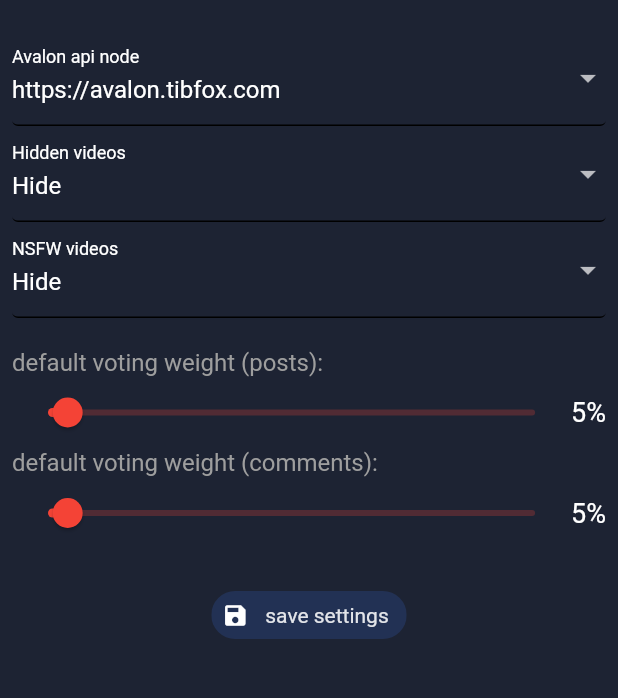
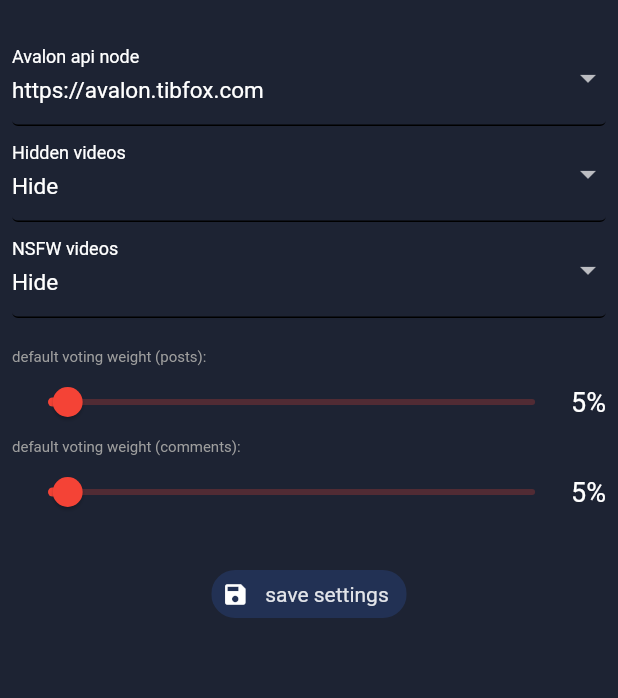
Before and after one commit to dtube/DTubeGo, a Flutter app: the SettingsPage screen opened directly, on a phone screen of 412 x 824 dp, the part 81-779 px from its top. Run offline on Flutter 3.47's test engine with Material 2 defaults, Android fonts, the phone set to English and light mode, and no system bars; drawn by our look-alikes of syncfusion_flutter_sliders; our stand-ins replace another_flushbar, better_player, bloc, cached_network_image, dio, equatable and 10 more; missing offline and left inert: bs58, bs58check, ecdsa, elliptic, video_compress, youtube_explode_dart; accounts and stored records are empty; network calls fail.

Commit message:
changed themedata to more suitable fonts + started to integrate the textthemes in major parts of the app

```diff
--- a/lib/style/ThemeData.dart
+++ b/lib/style/ThemeData.dart
@@ -5,6 +5,8 @@ Color globalRed = Color.fromRGBO(240, 26, 48, 1);
 Color globalAlmostWhite = Color.fromRGBO(230, 230, 230, 1);
 Color globalAlmostBlack = Color.fromRGBO(29, 35, 51, 1);
 Color globalBGColor = Color.fromRGBO(29, 35, 51, 1);
+
+Color globalTextColor = Colors.white;
 
 final ThemeData dtubeDarkTheme = ThemeData(
   primarySwatch: MaterialColor(4280361249, {
@@ -33,7 +35,7 @@ final ThemeData dtubeDarkTheme = ThemeData(
   highlightColor: Color(0x40cccccc),
   splashColor: Color(0x40cccccc),
   selectedRowColor: Color(0xfff5f5f5),
-  unselectedWidgetColor: Color(0xb3ffffff),
+  unselectedWidgetColor: globalTextColor,
   disabledColor: Color(0x4dffffff),
   buttonColor: Color(0xff223153),
   toggleableActiveColor: Color(0xffef192f),
@@ -76,89 +78,89 @@ final ThemeData dtubeDarkTheme = ThemeData(
       surface: Color(0xff424242),
       background: Color(0xff616161),
       error: Color(0xffd32f2f),
-      onPrimary: Color(0xffffffff),
+      onPrimary: globalTextColor,
       onSecondary: Color(0xff000000),
-      onSurface: Color(0xffffffff),
-      onBackground: Color(0xffffffff),
+      onSurface: globalTextColor,
+      onBackground: globalTextColor,
       onError: Color(0xff000000),
       brightness: Brightness.dark,
     ),
   ),
   textTheme: TextTheme(
     headline1: TextStyle(
-      color: Color(0xb3ffffff),
-      fontSize: 96.0,
+      color: globalTextColor,
+      fontSize: 25.0,
       fontWeight: FontWeight.w300,
       fontStyle: FontStyle.normal,
     ),
     headline2: TextStyle(
-      color: Color(0xb3ffffff),
-      fontSize: 60.0,
+      color: globalTextColor,
+      fontSize: 23.0,
       fontWeight: FontWeight.w300,
       fontStyle: FontStyle.normal,
     ),
     headline3: TextStyle(
-      color: Color(0xb3ffffff),
-      fontSize: 48.0,
+      color: globalTextColor,
+      fontSize: 21.0,
       fontWeight: FontWeight.w400,
       fontStyle: FontStyle.normal,
     ),
     headline4: TextStyle(
-      color: Color(0xb3ffffff),
-      fontSize: 34.0,
+      color: globalTextColor,
+      fontSize: 20.0,
       fontWeight: FontWeight.w400,
       fontStyle: FontStyle.normal,
     ),
     headline5: TextStyle(
-      color: Color(0xffffffff),
-      fontSize: 24.0,
+      color: globalTextColor,
+      fontSize: 15.0,
       fontWeight: FontWeight.w400,
       fontStyle: FontStyle.normal,
     ),
     headline6: TextStyle(
-      color: Color(0xffffffff),
-      fontSize: 20.0,
+      color: globalTextColor,
+      fontSize: 10.0,
       fontWeight: FontWeight.w500,
       fontStyle: FontStyle.normal,
     ),
     subtitle1: TextStyle(
-      color: Color(0xffffffff),
-      fontSize: 16.0,
+      color: globalTextColor,
+      fontSize: 15.0,
       fontWeight: FontWeight.w400,
       fontStyle: FontStyle.normal,
     ),
     bodyText1: TextStyle(
-      color: Color(0xffffffff),
-      fontSize: 14.0,
+      color: globalTextColor,
+      fontSize: 15.0,
       fontWeight: FontWeight.w400,
       fontStyle: FontStyle.normal,
     ),
     bodyText2: TextStyle(
-      color: Color(0xffffffff),
-      fontSize: 16.0,
+      color: globalTextColor,
+      fontSize: 10.0,
       fontWeight: FontWeight.w400,
       fontStyle: FontStyle.normal,
     ),
     caption: TextStyle(
-      color: Color(0xb3ffffff),
+      color: globalTextColor,
       fontSize: 12.0,
       fontWeight: FontWeight.w400,
       fontStyle: FontStyle.normal,
     ),
     button: TextStyle(
-      color: Color(0xffffffff),
+      color: globalTextColor,
       fontSize: 14.0,
       fontWeight: FontWeight.w500,
       fontStyle: FontStyle.normal,
     ),
     subtitle2: TextStyle(
-      color: Color(0xffffffff),
-      fontSize: 14.0,
+      color: globalTextColor,
+      fontSize: 10.0,
       fontWeight: FontWeight.w500,
       fontStyle: FontStyle.normal,
     ),
     overline: TextStyle(
-      color: Color(0xffffffff),
+      color: globalTextColor,
       fontSize: 10.0,
       fontWeight: FontWeight.w400,
       fontStyle: FontStyle.normal,
@@ -166,79 +168,79 @@ final ThemeData dtubeDarkTheme = ThemeData(
   ),
   primaryTextTheme: TextTheme(
     headline1: TextStyle(
-      color: Color(0xb3ffffff),
-      fontSize: 96.0,
+      color: globalTextColor,
+      fontSize: 25.0,
       fontWeight: FontWeight.w300,
       fontStyle: FontStyle.normal,
     ),
     headline2: TextStyle(
-      color: Color(0xb3ffffff),
-      fontSize: 60.0,
+      color: globalTextColor,
+      fontSize: 23.0,
       fontWeight: FontWeight.w300,
       fontStyle: FontStyle.normal,
     ),
     headline3: TextStyle(
-      color: Color(0xb3ffffff),
-      fontSize: 48.0,
+      color: globalTextColor,
+      fontSize: 21.0,
       fontWeight: FontWeight.w400,
       fontStyle: FontStyle.normal,
     ),
     headline4: TextStyle(
-      color: Color(0xb3ffffff),
-      fontSize: 34.0,
+      color: globalTextColor,
+      fontSize: 20.0,
       fontWeight: FontWeight.w400,
       fontStyle: FontStyle.normal,
     ),
     headline5: TextStyle(
-      color: Color(0xffffffff),
-      fontSize: 24.0,
+      color: globalTextColor,
+      fontSize: 15.0,
       fontWeight: FontWeight.w400,
       fontStyle: FontStyle.normal,
     ),
     headline6: TextStyle(
-      color: Color(0xffffffff),
-      fontSize: 20.0,
+      color: globalTextColor,
+      fontSize: 10.0,
       fontWeight: FontWeight.w500,
       fontStyle: FontStyle.normal,
     ),
     subtitle1: TextStyle(
-      color: Color(0xffffffff),
-      fontSize: 16.0,
+      color: globalTextColor,
+      fontSize: 15.0,
       fontWeight: FontWeight.w400,
       fontStyle: FontStyle.normal,
     ),
     bodyText1: TextStyle(
-      color: Color(0xffffffff),
-      fontSize: 14.0,
+      color: globalTextColor,
+      fontSize: 15.0,
       fontWeight: FontWeight.w400,
       fontStyle: FontStyle.normal,
     ),
     bodyText2: TextStyle(
-      color: Color(0xffffffff),
-      fontSize: 16.0,
+      color: globalTextColor,
+      fontSize: 10.0,
       fontWeight: FontWeight.w400,
       fontStyle: FontStyle.normal,
     ),
     caption: TextStyle(
-      color: Color(0xb3ffffff),
+      color: globalTextColor,
       fontSize: 12.0,
       fontWeight: FontWeight.w400,
       fontStyle: FontStyle.normal,
     ),
     button: TextStyle(
-      color: Color(0xffffffff),
+      color: globalTextColor,
       fontSize: 14.0,
       fontWeight: FontWeight.w500,
       fontStyle: FontStyle.normal,
     ),
     subtitle2: TextStyle(
-      color: Color(0xffffffff),
-      fontSize: 14.0,
+      color: globalTextColor,
+      fontSize: 10.0,
       fontWeight: FontWeight.w500,
       fontStyle: FontStyle.normal,
     ),
     overline: TextStyle(
-      color: Color(0xffffffff),
+      color: globalTextColor,
       fontSize: 10.0,
       fontWeight: FontWeight.w400,
       fontStyle: FontStyle.normal,
@@ -246,79 +248,79 @@ final ThemeData dtubeDarkTheme = ThemeData(
   ),
   accentTextTheme: TextTheme(
     headline1: TextStyle(
-      color: Color(0x8a000000),
-      fontSize: 96.0,
+      color: globalTextColor,
+      fontSize: 25.0,
       fontWeight: FontWeight.w300,
       fontStyle: FontStyle.normal,
     ),
     headline2: TextStyle(
-      color: Color(0x8a000000),
-      fontSize: 60.0,
+      color: globalTextColor,
+      fontSize: 23.0,
       fontWeight: FontWeight.w300,
       fontStyle: FontStyle.normal,
     ),
     headline3: TextStyle(
-      color: Color(0x8a000000),
-      fontSize: 48.0,
+      color: globalTextColor,
+      fontSize: 21.0,
       fontWeight: FontWeight.w400,
       fontStyle: FontStyle.normal,
     ),
     headline4: TextStyle(
-      color: Color(0x8a000000),
-      fontSize: 34.0,
+      color: globalTextColor,
+      fontSize: 20.0,
       fontWeight: FontWeight.w400,
       fontStyle: FontStyle.normal,
     ),
     headline5: TextStyle(
-      color: Color(0xdd000000),
-      fontSize: 24.0,
+      color: globalTextColor,
+      fontSize: 15.0,
       fontWeight: FontWeight.w400,
       fontStyle: FontStyle.normal,
     ),
     headline6: TextStyle(
-      color: Color(0xdd000000),
-      fontSize: 20.0,
+      color: globalTextColor,
+      fontSize: 10.0,
       fontWeight: FontWeight.w500,
       fontStyle: FontStyle.normal,
     ),
     subtitle1: TextStyle(
-      color: Color(0xdd000000),
-      fontSize: 16.0,
+      color: globalTextColor,
+      fontSize: 15.0,
       fontWeight: FontWeight.w400,
       fontStyle: FontStyle.normal,
     ),
     bodyText1: TextStyle(
-      color: Color(0xdd000000),
-      fontSize: 14.0,
+      color: globalTextColor,
+      fontSize: 15.0,
       fontWeight: FontWeight.w400,
       fontStyle: FontStyle.normal,
     ),
     bodyText2: TextStyle(
-      color: Color(0xdd000000),
-      fontSize: 16.0,
+      color: globalTextColor,
+      fontSize: 10.0,
       fontWeight: FontWeight.w400,
       fontStyle: FontStyle.normal,
     ),
     caption: TextStyle(
-      color: Color(0x8a000000),
+      color: globalTextColor,
       fontSize: 12.0,
       fontWeight: FontWeight.w400,
       fontStyle: FontStyle.normal,
     ),
     button: TextStyle(
-      color: Color(0xdd000000),
+      color: globalTextColor,
       fontSize: 14.0,
       fontWeight: FontWeight.w500,
       fontStyle: FontStyle.normal,
     ),
     subtitle2: TextStyle(
-      color: Color(0xff000000),
-      fontSize: 14.0,
+      color: globalTextColor,
+      fontSize: 10.0,
       fontWeight: FontWeight.w500,
       fontStyle: FontStyle.normal,
     ),
     overline: TextStyle(
-      color: Color(0xff000000),
+      color: globalTextColor,
       fontSize: 10.0,
       fontWeight: FontWeight.w400,
       fontStyle: FontStyle.normal,
@@ -326,25 +328,25 @@ final ThemeData dtubeDarkTheme = ThemeData(
   ),
   inputDecorationTheme: InputDecorationTheme(
     labelStyle: TextStyle(
-      color: Color(0xffffffff),
+      color: globalTextColor,
       fontSize: 16.0,
       fontWeight: FontWeight.w400,
       fontStyle: FontStyle.normal,
     ),
     helperStyle: TextStyle(
-      color: Color(0xffffffff),
+      color: globalTextColor,
       fontSize: 16.0,
       fontWeight: FontWeight.w400,
       fontStyle: FontStyle.normal,
     ),
     hintStyle: TextStyle(
-      color: Color(0xffffffff),
+      color: globalTextColor,
       fontSize: 16.0,
       fontWeight: FontWeight.w400,
       fontStyle: FontStyle.normal,
     ),
     errorStyle: TextStyle(
-      color: Color(0xffffffff),
+      color: globalTextColor,
       fontSize: 16.0,
       fontWeight: FontWeight.w400,
       fontStyle: FontStyle.normal,
@@ -356,19 +358,19 @@ final ThemeData dtubeDarkTheme = ThemeData(
         EdgeInsets.only(top: 12.0, bottom: 12.0, left: 0.0, right: 0.0),
     isCollapsed: false,
     prefixStyle: TextStyle(
-      color: Color(0xffffffff),
+      color: globalTextColor,
       fontSize: 16.0,
       fontWeight: FontWeight.w400,
       fontStyle: FontStyle.normal,
     ),
     suffixStyle: TextStyle(
-      color: Color(0xffffffff),
+      color: globalTextColor,
       fontSize: 16.0,
       fontWeight: FontWeight.w400,
       fontStyle: FontStyle.normal,
     ),
     counterStyle: TextStyle(
-      color: Color(0xffffffff),
+      color: globalTextColor,
       fontSize: 16.0,
       fontWeight: FontWeight.w400,
       fontStyle: FontStyle.normal,
@@ -425,12 +427,12 @@ final ThemeData dtubeDarkTheme = ThemeData(
     ),
   ),
   iconTheme: IconThemeData(
-    color: Color(0xffffffff),
+    color: globalTextColor,
     opacity: 1.0,
     size: 24.0,
   ),
   primaryIconTheme: IconThemeData(
-    color: Color(0xffffffff),
+    color: globalTextColor,
     opacity: 1.0,
     size: 24.0,
   ),
@@ -440,7 +442,7 @@ final ThemeData dtubeDarkTheme = ThemeData(
     size: 24.0,
   ),
   sliderTheme: SliderThemeData(
-    activeTrackColor: Color(0xffffffff),
+    activeTrackColor: globalTextColor,
     inactiveTrackColor: Color(0x3d212121),
     disabledActiveTrackColor: Color(0x52000000),
     disabledInactiveTrackColor: Color(0x1f000000),
@@ -464,7 +466,7 @@ final ThemeData dtubeDarkTheme = ThemeData(
   ),
   tabBarTheme: TabBarTheme(
     indicatorSize: TabBarIndicatorSize.tab,
-    labelColor: Color(0xffffffff),
+    labelColor: globalTextColor,
     unselectedLabelColor: Color(0xb2ffffff),
   ),
   chipTheme: ChipThemeData(
--- a/lib/ui/pages/post/widgets/CollapsedDescription.dart
+++ b/lib/ui/pages/post/widgets/CollapsedDescription.dart
@@ -27,6 +27,7 @@ class _CollapsedDescriptionState extends State<CollapsedDescription> {
       child: MarkdownBody(
         //data: post.json_string.desc,
         data: widget.description,
+
         onTapLink: (text, url, title) {
           launch(url!);
         },
--- a/lib/ui/pages/post/widgets/ReplyButton.dart
+++ b/lib/ui/pages/post/widgets/ReplyButton.dart
@@ -59,7 +59,7 @@ class _ReplyButtonState extends State<ReplyButton> {
             InputChip(
               label: Text(
                 widget.title,
-                style: TextStyle(fontSize: 12),
+                style: Theme.of(context).textTheme.bodyText2,
               ),
               onPressed: () {
                 setState(() {
--- a/lib/ui/pages/post/widgets/VoteButtons.dart
+++ b/lib/ui/pages/post/widgets/VoteButtons.dart
@@ -147,7 +147,7 @@ class VotingSlider extends StatefulWidget {
 class _VotingSliderState extends State<VotingSlider> {
   late double _value;
   late TransactionBloc _txBloc;
-  late UserBloc _userBloc;
+
   late PostBloc _postBloc;
   late double _currentVT;
 
@@ -156,7 +156,7 @@ class _VotingSliderState extends State<VotingSlider> {
     super.initState();
     _txBloc = BlocProvider.of<TransactionBloc>(context);
     _postBloc = BlocProvider.of<PostBloc>(context);
-    _userBloc = BlocProvider.of<UserBloc>(context);
+
     //_userBloc.add(FetchDTCVPEvent());
     _value = widget.defaultVote;
   }
@@ -199,7 +199,7 @@ class _VotingSliderState extends State<VotingSlider> {
                   (_value < 0 ? 'downvote ' : 'upvote ') +
                       _value.floor().toString() +
                       '%',
-                  style: TextStyle(fontSize: 18.0),
+                  style: Theme.of(context).textTheme.bodyText1,
                 ),
                 SizedBox(width: 8),
                 BlocBuilder<UserBloc, UserState>(builder: (context, state) {
--- a/lib/ui/pages/wallet/WalletPage.dart
+++ b/lib/ui/pages/wallet/WalletPage.dart
@@ -6,7 +6,7 @@ import 'package:dtube_togo/bloc/user/user_bloc_full.dart';
 import 'package:dtube_togo/style/ThemeData.dart';
 import 'package:dtube_togo/style/dtubeLoading.dart';
 import 'package:dtube_togo/ui/pages/post/widgets/AccountAvatar.dart';
-import 'package:dtube_togo/ui/pages/post/widgets/postDetailPageV2.dart';
+import 'package:dtube_togo/ui/pages/post/postDetailPageV2.dart';
 import 'package:dtube_togo/ui/pages/wallet/transferDialog.dart';
 import 'package:dtube_togo/ui/widgets/customSnackbar.dart';
 import 'package:dtube_togo/utils/friendlyTimestamp.dart';
--- a/lib/utils/friendlyTimestamp.dart
+++ b/lib/utils/friendlyTimestamp.dart
@@ -17,7 +17,7 @@ String friendlyTimestamp(int timestamp) {
       if (diff.inDays == 7) {
         time = (diff.inDays / 7).floor().toString() + ' week ago';
       } else {
-        time = (diff.inDays / 7).floor().toString() + ' weekd ago';
+        time = (diff.inDays / 7).floor().toString() + ' weeks ago';
       }
     }
   } else {
@@ -51,7 +51,7 @@ bool timestampGreater7Days(int timestamp) {
   var now = DateTime.now();
   var date = DateTime.fromMillisecondsSinceEpoch(timestamp);
   var diff = now.difference(date);
-  return diff.inDays > 7;
+  return diff.inDays >= 7;
 }
 
 String timestamp7Days(int timestamp) {
```
Also changed, not shown: lib/ui/pages/feeds/FeedList.dart (+14 -50 lines), lib/ui/pages/post/postDetailPageV2.dart (renamed from lib/ui/pages/post/widgets/postDetailPageV2.dart, +13 -9 lines), lib/ui/pages/user/User.dart (+10 -14 lines), lib/ui/pages/wallet/RewardsPage.dart (+32 -20 lines).
